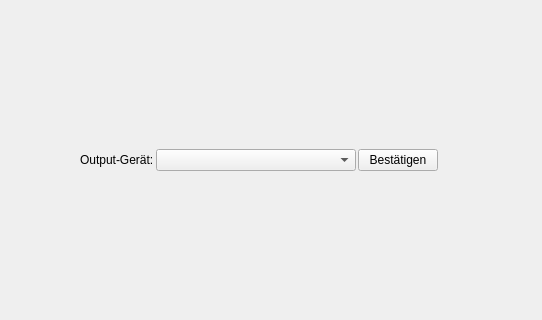
Qt form src/mainwindow.ui (LEMMIIX/audiokeyboard) before a commit; both pictures show x 813 to 1355 and y 237 to 557 of the 1355 by 701 pixel window.
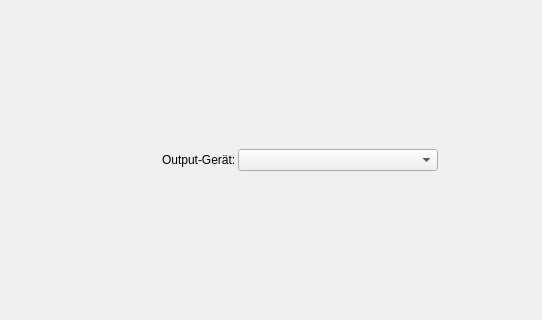
The same form after that commit.

Commit message: entfernt den 'Bestätigen' Knopf, da er überflüssig ist

```diff
--- a/src/mainwindow.ui
+++ b/src/mainwindow.ui
@@ -173,13 +173,6 @@
          </property>
         </widget>
        </item>
-       <item>
-        <widget class="QPushButton" name="pushButton">
-         <property name="text">
-          <string>Bestätigen</string>
-         </property>
-        </widget>
-       </item>
       </layout>
      </item>
     </layout>
```
